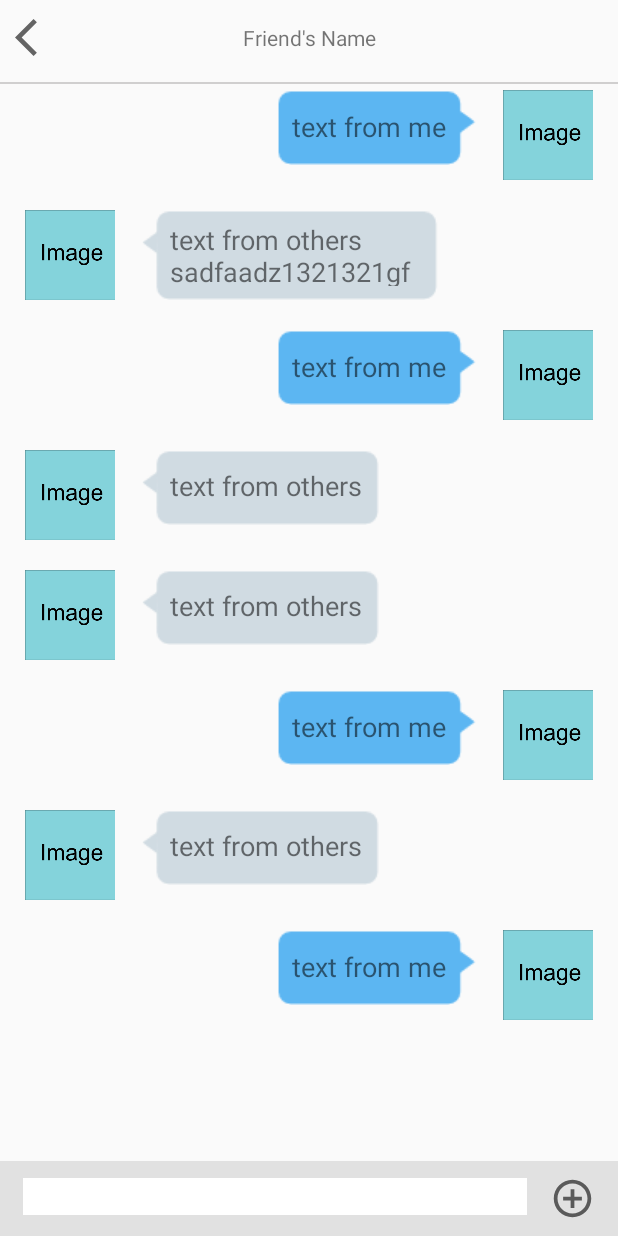
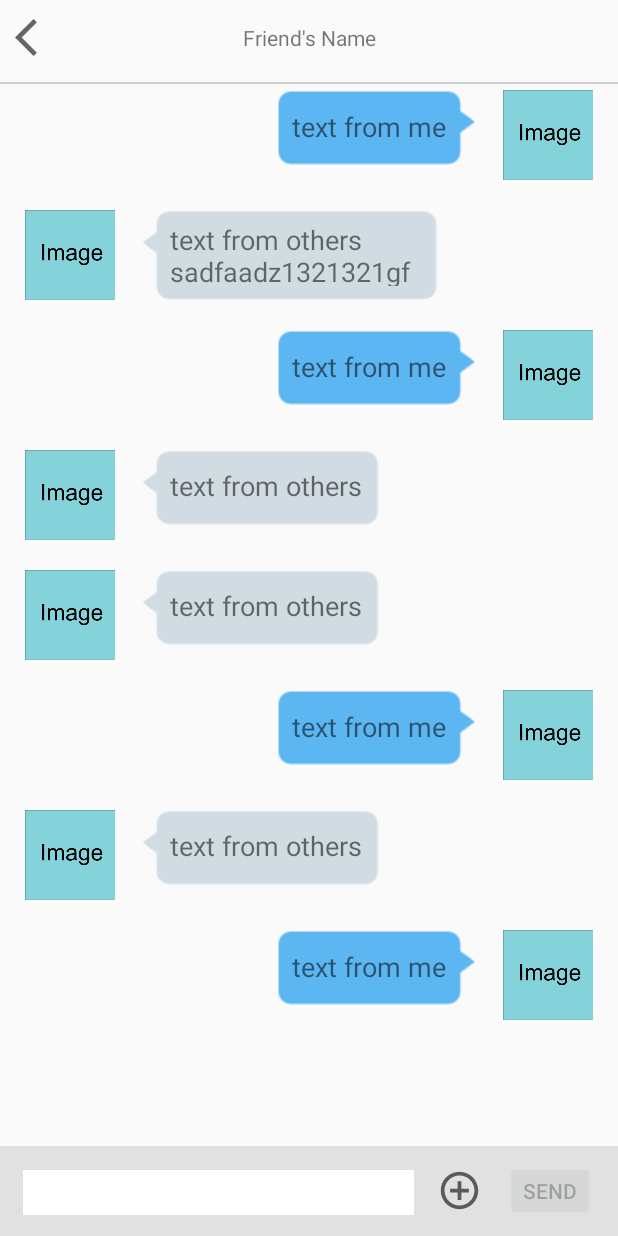
Before and after one commit to pgdog/COMP90018, an Android app: the ChatActivity screen opened directly, with no data from a screen before it, on a phone screen of 412 x 824 dp. Run offline under Robolectric (Android 15) with nearby library versions, the phone set to English and light mode, and no system bars.

Commit message:
function implemented: update data and view while chatting

```diff
--- a/app/src/main/java/com/example/comp90018/adapter/ChatListAdapter.java
+++ b/app/src/main/java/com/example/comp90018/adapter/ChatListAdapter.java
@@ -124,4 +124,8 @@ public class ChatListAdapter extends RecyclerView.Adapter {
     public int getItemCount() {
         return chatItems.size()+1;
     }
+
+    public void addItem(ChatItem item){
+        chatItems.add(item);
+    }
 }
--- a/app/src/main/java/com/example/comp90018/ui/ChatActivity.java
+++ b/app/src/main/java/com/example/comp90018/ui/ChatActivity.java
@@ -4,10 +4,15 @@ import androidx.appcompat.app.AppCompatActivity;
 import androidx.recyclerview.widget.LinearLayoutManager;
 import androidx.recyclerview.widget.RecyclerView;
 
+import android.content.Context;
 import android.graphics.Bitmap;
 import android.graphics.BitmapFactory;
 import android.os.Bundle;
+import android.text.Editable;
+import android.text.TextWatcher;
 import android.view.View;
+import android.view.inputmethod.EditorInfo;
+import android.view.inputmethod.InputMethodManager;
 import android.widget.Button;
 import android.widget.EditText;
 import android.widget.TextView;
@@ -30,6 +35,10 @@ public class ChatActivity extends AppCompatActivity {
     private RecyclerView recyclerView;
     private EditText inputText;
     private Button addBtn;
+    private Button sendBtn;
+
+    ChatListAdapter chatListAdapter;
+
     @Override
     protected void onCreate(Bundle savedInstanceState) {
         super.onCreate(savedInstanceState);
@@ -59,13 +68,14 @@ public class ChatActivity extends AppCompatActivity {
 
     public void initView(){
         //Create view here
-        titleText=findViewById(R.id.chat_title);
-        backBtn=findViewById(R.id.chat_back_btn);
-        recyclerView=findViewById(R.id.chat_recycler);
-        inputText=findViewById(R.id.chat_edit_text);
-        addBtn=findViewById(R.id.chat_add_btn);
+        titleText=(TextView)findViewById(R.id.chat_title);
+        backBtn=(Button)findViewById(R.id.chat_back_btn);
+        recyclerView=(RecyclerView) findViewById(R.id.chat_recycler);
+        inputText=(EditText)findViewById(R.id.chat_edit_text);
+        addBtn=(Button)findViewById(R.id.chat_add_btn);
+        sendBtn=(Button)findViewById(R.id.chat_send_btn);
 
-        ChatListAdapter chatListAdapter=new ChatListAdapter(DataManager.getDataManager(this).getChatItems());
+        chatListAdapter=new ChatListAdapter(DataManager.getDataManager(this).getChatItems());
         LinearLayoutManager layoutManager=new LinearLayoutManager(this);
         recyclerView.setAdapter(chatListAdapter);
         recyclerView.setLayoutManager(layoutManager);
@@ -77,5 +87,83 @@ public class ChatActivity extends AppCompatActivity {
                 finish();
             }
         });
+
+        inputText.addTextChangedListener(new TextWatcher() {
+            @Override
+            public void beforeTextChanged(CharSequence charSequence, int i, int i1, int i2) {
+
+            }
+
+            @Override
+            public void onTextChanged(CharSequence charSequence, int i, int i1, int i2) {
+
+            }
+
+            @Override
+            public void afterTextChanged(Editable editable) {
+                String text=editable.toString();
+                if(text.length()==0){
+                    sendBtn.setEnabled(false);
+                }else{
+                    sendBtn.setEnabled(true);
+                }
+            }
+        });
+
+        //hide the keyboard if touch the screen outside the keyboard
+        inputText.setOnFocusChangeListener(new View.OnFocusChangeListener() {
+            @Override
+            public void onFocusChange(View view, boolean b) {
+                if(!b){
+                    InputMethodManager manager = ((InputMethodManager)getSystemService(Context.INPUT_METHOD_SERVICE));
+                    if (manager != null)
+                        manager.hideSoftInputFromWindow(view.getWindowToken(),InputMethodManager.HIDE_NOT_ALWAYS);
+                }
+            }
+        });
+
+        sendBtn.setOnClickListener(new View.OnClickListener() {
+            @Override
+            public void onClick(View view) {
+                String text=inputText.getText().toString();
+                addDataToList(text,true);
+                updateView();
+            }
+        });
+    }
+
+    /**
+     * Add a new data to chat list
+     * @param text
+     * @param isSelf whether the text is from the user
+     */
+    public void addDataToList(String text,boolean isSelf){
+        ChatItem item=new ChatItem();
+        item.setText(text);
+        item.setSelf(isSelf);
+        item.setDate(new Date(System.currentTimeMillis()));
+        if(isSelf){
+            //The text is from the user, add his picture
+            ;item.setImage(TestData.getTestData(this).testPic);
+        }else{
+            //The text is from the friend, add the friend's picture
+            item.setImage(TestData.getTestData(this).testPic);
+        }
+
+        chatListAdapter.addItem(item);
+    }
+
+    /**
+     * update the view
+     */
+    public void updateView(){
+        //hide the keyboard and clear the EditText
+        inputText.setText("");
+        InputMethodManager manager = ((InputMethodManager)getSystemService(Context.INPUT_METHOD_SERVICE));
+        if (manager != null)
+            manager.hideSoftInputFromWindow(getCurrentFocus().getWindowToken(),InputMethodManager.HIDE_NOT_ALWAYS);
+        //update the RecyclerView
+        chatListAdapter.notifyDataSetChanged();
+        recyclerView.scrollToPosition(chatListAdapter.getItemCount()-1);
     }
 }
--- a/app/src/main/res/layout/activity_chat.xml
+++ b/app/src/main/res/layout/activity_chat.xml
@@ -4,7 +4,9 @@
     xmlns:tools="http://schemas.android.com/tools"
     android:layout_width="match_parent"
     android:layout_height="match_parent"
-    tools:context=".ui.ChatActivity">
+    tools:context=".ui.ChatActivity"
+    android:clickable="true"
+    android:focusableInTouchMode="true">
 
 
     <Button
@@ -62,7 +64,7 @@
         <EditText
             android:id="@+id/chat_edit_text"
             android:layout_width="match_parent"
-            android:layout_height="wrap_content"
+            android:layout_height="30dp"
             android:layout_marginLeft="15dp"
             android:layout_marginRight="15dp"
             android:layout_weight="1"
@@ -81,6 +83,17 @@
             android:layout_marginRight="15dp"
             android:layout_marginBottom="10dp"
             android:background="@drawable/ic_add_circle" />
+
+        <Button
+            android:id="@+id/chat_send_btn"
+            android:layout_width="60dp"
+            android:layout_height="40dp"
+            android:text="Send"
+            android:gravity="center"
+            android:layout_marginTop="10dp"
+            android:layout_marginRight="15dp"
+            android:layout_marginBottom="10dp"
+            android:enabled="false"></Button>
     </LinearLayout>
 
 </androidx.constraintlayout.widget.ConstraintLayout>
--- a/app/src/main/res/layout/item_chat.xml
+++ b/app/src/main/res/layout/item_chat.xml
@@ -5,7 +5,9 @@
     android:layout_width="match_parent"
     android:layout_height="wrap_content"
     android:orientation="horizontal"
-    android:id="@+id/chat_layout_parent">
+    android:id="@+id/chat_layout_parent"
+    android:clickable="true"
+    android:focusableInTouchMode="true">
 
     <ImageView
         android:id="@+id/item_chat_image"
--- a/app/src/main/res/values/strings.xml
+++ b/app/src/main/res/values/strings.xml
@@ -1,4 +1,6 @@
 <resources>
+    <string name="add_friend_title_hint">Input the email of an user</string>
+    <string name="add_friend_title">Add Friends</string>
     <string name="nearby_title">Nearby</string>
     <string name="me_title">Me</string>
     <string name="friends_title">Friends</string>
```
Also changed, not shown: app/src/main/java/com/example/comp90018/dataBean/ChatItem.java (+18 -0 lines).
